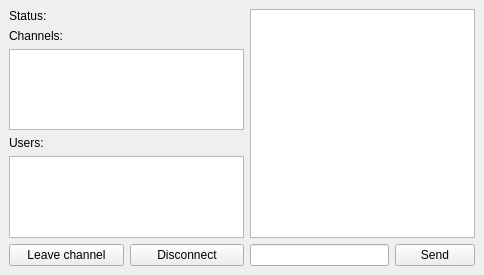
The window that lib/ui/mainwindow.ui (TheEvilRoot/3CourseWork) describes before a commit, drawn with Qt 5.
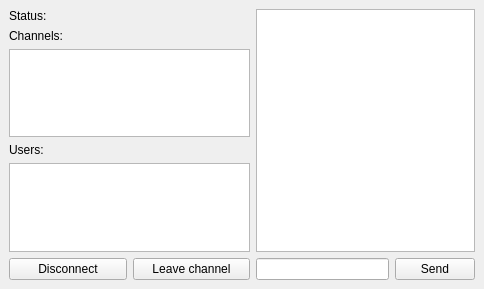
The same window after the commit.

Patch:
```diff
--- a/lib/ui/mainwindow.ui
+++ b/lib/ui/mainwindow.ui
@@ -7,7 +7,7 @@
     <x>0</x>
     <y>0</y>
     <width>484</width>
-    <height>275</height>
+    <height>289</height>
    </rect>
   </property>
   <property name="windowTitle">
@@ -18,7 +18,7 @@
   </property>
   <widget class="QWidget" name="centralwidget">
    <layout class="QGridLayout" name="gridLayout">
-    <item row="5" column="5">
+    <item row="5" column="7">
      <widget class="QPushButton" name="bSend">
       <property name="text">
        <string>Send</string>
@@ -26,38 +26,25 @@
      </widget>
     </item>
     <item row="5" column="1">
-     <widget class="QPushButton" name="bDisconnect">
-      <property name="text">
-       <string>Disconnect</string>
-      </property>
-     </widget>
-    </item>
-    <item row="5" column="0">
      <widget class="QPushButton" name="bLeave">
       <property name="text">
        <string>Leave channel</string>
       </property>
      </widget>
     </item>
+    <item row="5" column="0">
+     <widget class="QPushButton" name="bDisconnect">
+      <property name="text">
+       <string>Disconnect</string>
+      </property>
+     </widget>
+    </item>
     <item row="4" column="0" colspan="2">
      <widget class="QListView" name="lwUsers"/>
     </item>
-    <item row="0" column="0" colspan="2">
-     <widget class="QLabel" name="lStatus">
-      <property name="text">
-       <string>Status:</string>
-      </property>
-     </widget>
-    </item>
     <item row="2" column="0" colspan="2">
      <widget class="QListView" name="lwChannels"/>
     </item>
-    <item row="0" column="2" rowspan="5" colspan="4">
-     <widget class="QListView" name="lwLog"/>
-    </item>
-    <item row="5" column="2" colspan="3">
-     <widget class="QLineEdit" name="leMessage"/>
-    </item>
     <item row="3" column="0" colspan="2">
      <widget class="QLabel" name="label_2">
       <property name="text">
@@ -72,6 +59,19 @@
       </property>
      </widget>
     </item>
+    <item row="0" column="0" colspan="2">
+     <widget class="QLabel" name="lStatus">
+      <property name="text">
+       <string>Status:</string>
+      </property>
+     </widget>
+    </item>
+    <item row="0" column="2" rowspan="5" colspan="6">
+     <widget class="QListView" name="lwLog"/>
+    </item>
+    <item row="5" column="2" colspan="5">
+     <widget class="QLineEdit" name="leMessage"/>
+    </item>
    </layout>
   </widget>
  </widget>
```
